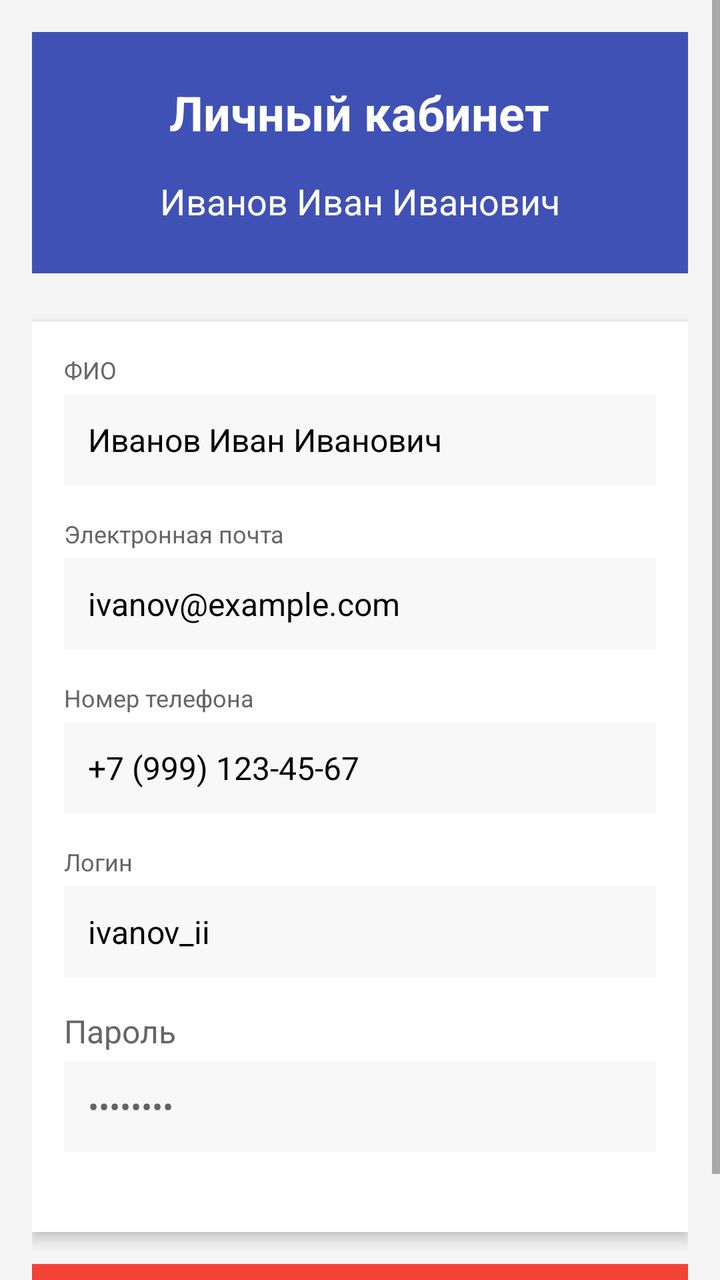
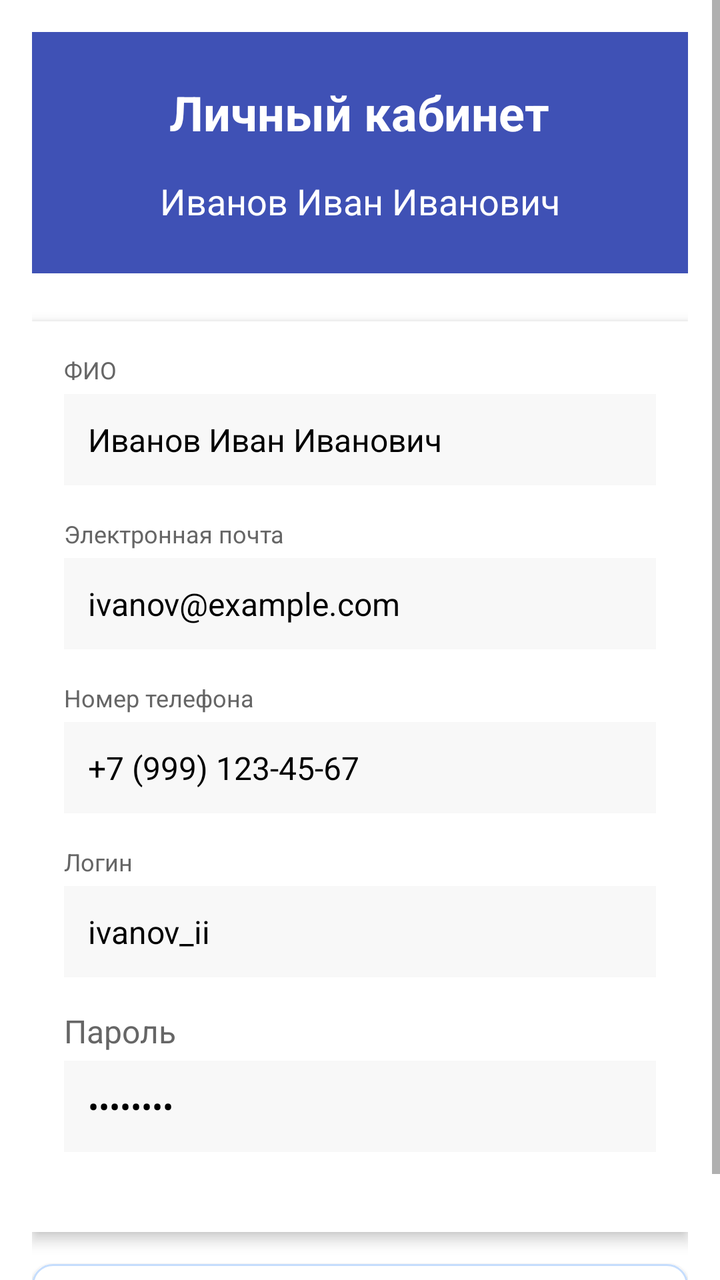

An Android layout rendered at two revisions. The XML below is the earlier revision; the diff shows what the commit changed to produce the second picture.
<!-- AndroidManifest.xml: application theme Theme.Pancreatitis -->
<!-- res/layout/fragment_profile.xml -->
<?xml version="1.0" encoding="utf-8"?>
<ScrollView
    xmlns:android="http://schemas.android.com/apk/res/android"
    xmlns:tools="http://schemas.android.com/tools"
    android:layout_width="match_parent"
    android:layout_height="match_parent"
    android:background="#F5F5F5">

    <LinearLayout
        android:layout_width="match_parent"
        android:layout_height="wrap_content"
        android:orientation="vertical"
        android:padding="16dp">

        
        <LinearLayout
            android:layout_width="match_parent"
            android:layout_height="wrap_content"
            android:orientation="vertical"
            android:gravity="center"
            android:padding="24dp"
            android:background="#3F51B5"
            android:layout_marginBottom="24dp">

            <TextView
                android:layout_width="wrap_content"
                android:layout_height="wrap_content"
                android:text="Личный кабинет"
                android:textSize="24sp"
                android:textStyle="bold"
                android:textColor="#FFFFFF"
                android:layout_marginBottom="16dp" />

            <TextView
                android:layout_width="wrap_content"
                android:layout_height="wrap_content"
                android:text="Иванов Иван Иванович"
                android:textSize="18sp"
                android:textColor="#FFFFFF" />

        </LinearLayout>

        
        <LinearLayout
            android:layout_width="match_parent"
            android:layout_height="wrap_content"
            android:orientation="vertical"
            android:background="#FFFFFF"
            android:padding="16dp"
            android:layout_marginBottom="16dp"
            android:elevation="4dp">

            
            <TextView
                android:layout_width="match_parent"
                android:layout_height="wrap_content"
                android:text="ФИО"
                android:textSize="12sp"
                android:textColor="#666666"
                android:layout_marginBottom="4dp" />

            <EditText
                android:id="@+id/fioValue"
                android:layout_width="match_parent"
                android:layout_height="wrap_content"
                android:text="Иванов Иван Иванович"
                android:textSize="16sp"
                android:textColor="#000000"
                android:padding="12dp"
                android:background="#F8F8F8"
                android:layout_marginBottom="16dp" />

            
            <TextView
                android:layout_width="match_parent"
                android:layout_height="wrap_content"
                android:text="Электронная почта"
                android:textSize="12sp"
                android:textColor="#666666"
                android:layout_marginBottom="4dp" />

            <EditText
                android:id="@+id/emailValue"
                android:layout_width="match_parent"
                android:layout_height="wrap_content"
                android:text="ivanov@example.com"
                android:textSize="16sp"
                android:textColor="#000000"
                android:padding="12dp"
                android:background="#F8F8F8"
                android:layout_marginBottom="16dp" />

            
            <TextView
                android:layout_width="match_parent"
                android:layout_height="wrap_content"
                android:text="Номер телефона"
                android:textSize="12sp"
                android:textColor="#666666"
                android:layout_marginBottom="4dp" />

            <EditText
                android:id="@+id/phoneValue"
                android:layout_width="match_parent"
                android:layout_height="wrap_content"
                android:text="+7 (999) 123-45-67"
                android:textSize="16sp"
                android:textColor="#000000"
                android:padding="12dp"
                android:background="#F8F8F8"
                android:layout_marginBottom="16dp" />

            
            <TextView
                android:layout_width="match_parent"
                android:layout_height="wrap_content"
                android:text="Логин"
                android:textSize="12sp"
                android:textColor="#666666"
                android:layout_marginBottom="4dp" />

            <EditText
                android:id="@+id/loginValue"
                android:layout_width="match_parent"
                android:layout_height="wrap_content"
                android:text="ivanov_ii"
                android:textSize="16sp"
                android:textColor="#000000"
                android:padding="12dp"
                android:background="#F8F8F8"
                android:layout_marginBottom="16dp" />

            
            <TextView
                android:layout_width="match_parent"
                android:layout_height="wrap_content"
                android:text="Пароль"
                android:textSize="16sp"
                android:textColor="#666666"
                android:layout_marginBottom="4dp" />

            <EditText
                android:id="@+id/passwordValue"
                android:layout_width="match_parent"
                android:layout_height="wrap_content"
                android:hint="••••••••"
                android:textSize="16sp"
                android:textColor="#000000"
                android:padding="12dp"
                android:background="#F8F8F8"
                android:layout_marginBottom="24dp" />

        </LinearLayout>

        
        <Button
            android:id="@+id/logoutButton"
            android:layout_width="match_parent"
            android:layout_height="wrap_content"
            android:text="Выйти"
            android:textSize="16sp"
            android:padding="14dp"
            android:background="#F44336"
            android:textColor="#FFFFFF" />

    </LinearLayout>
</ScrollView>
<!-- resources referenced by this layout -->
<resources>
  <style name="Theme.Pancreatitis" parent="Theme.MaterialComponents.DayNight.DarkActionBar">
          
          <item name="colorPrimary">@color/colorActive</item>
          <item name="colorPrimaryVariant">@color/colorActive</item>
          <item name="colorOnPrimary">@color/white</item>
          
          <item name="colorSecondary">@color/teal_200</item>
          <item name="colorSecondaryVariant">@color/teal_700</item>
          <item name="colorOnSecondary">@color/black</item>
          
          <item name="android:statusBarColor">?attr/colorPrimaryVariant</item>
          
      </style>
  <color name="colorActive">#3D54F6</color>
  <color name="white">#FFFFFFFF</color>
  <color name="teal_200">#FF03DAC5</color>
  <color name="teal_700">#FF018786</color>
  <color name="black">#FF000000</color>
</resources>

<!-- the commit's change to res/layout/fragment_profile.xml (unified diff, before → after) -->
@@ -3,8 +3,7 @@
     xmlns:android="http://schemas.android.com/apk/res/android"
     xmlns:tools="http://schemas.android.com/tools"
     android:layout_width="match_parent"
-    android:layout_height="match_parent"
-    android:background="#F5F5F5">
+    android:layout_height="match_parent">
 
     <LinearLayout
         android:layout_width="match_parent"
@@ -32,6 +31,7 @@
                 android:layout_marginBottom="16dp" />
 
             <TextView
+                android:id="@+id/title_fio"
                 android:layout_width="wrap_content"
                 android:layout_height="wrap_content"
                 android:text="Иванов Иван Иванович"
@@ -64,6 +64,7 @@
                 android:layout_width="match_parent"
                 android:layout_height="wrap_content"
                 android:text="Иванов Иван Иванович"
+                android:enabled="false"
                 android:textSize="16sp"
                 android:textColor="#000000"
                 android:padding="12dp"
@@ -84,6 +85,7 @@
                 android:layout_width="match_parent"
                 android:layout_height="wrap_content"
                 android:text="ivanov@example.com"
+                android:enabled="false"
                 android:textSize="16sp"
                 android:textColor="#000000"
                 android:padding="12dp"
@@ -104,6 +106,7 @@
                 android:layout_width="match_parent"
                 android:layout_height="wrap_content"
                 android:text="+7 (999) 123-45-67"
+                android:enabled="false"
                 android:textSize="16sp"
                 android:textColor="#000000"
                 android:padding="12dp"
@@ -124,6 +127,7 @@
                 android:layout_width="match_parent"
                 android:layout_height="wrap_content"
                 android:text="ivanov_ii"
+                android:enabled="false"
                 android:textSize="16sp"
                 android:textColor="#000000"
                 android:padding="12dp"
@@ -143,7 +147,8 @@
                 android:id="@+id/passwordValue"
                 android:layout_width="match_parent"
                 android:layout_height="wrap_content"
-                android:hint="••••••••"
+                android:text="••••••••"
+                android:enabled="false"
                 android:textSize="16sp"
                 android:textColor="#000000"
                 android:padding="12dp"
@@ -154,13 +159,13 @@
 
         
         <Button
-            android:id="@+id/logoutButton"
+            android:id="@+id/btn_logout"
             android:layout_width="match_parent"
             android:layout_height="wrap_content"
             android:text="Выйти"
             android:textSize="16sp"
             android:padding="14dp"
-            android:background="#F44336"
+            android:background="@drawable/rounded_background"
             android:textColor="#FFFFFF" />
 
     </LinearLayout>
<!-- resource entries referenced after the edit -->
@@ -1,5 +1,21 @@
 <!-- resources referenced by this layout -->
 <resources>
+  <!-- drawable rounded_background (drawable) -->
+  <?xml version="1.0" encoding="utf-8"?>
+  <shape xmlns:android="http://schemas.android.com/apk/res/android"
+      android:shape="rectangle">
+      <corners android:radius="10dp"/>  
+      <solid android:color="@android:color/white"/> 
+      <padding
+          android:left="2dp"
+          android:right="2dp"
+          android:top="2dp"
+          android:bottom="2dp"/>
+  
+      <stroke
+          android:width="1dp"
+          android:color="@color/colorCircle"/> 
+  </shape>
   <style name="Theme.Pancreatitis" parent="Theme.MaterialComponents.DayNight.DarkActionBar">
           
           <item name="colorPrimary">@color/colorActive</item>
@@ -13,6 +29,7 @@
           <item name="android:statusBarColor">?attr/colorPrimaryVariant</item>
           
       </style>
+  <color name="colorCircle">#C5DDFD</color>
   <color name="colorActive">#3D54F6</color>
   <color name="white">#FFFFFFFF</color>
   <color name="teal_200">#FF03DAC5</color>
